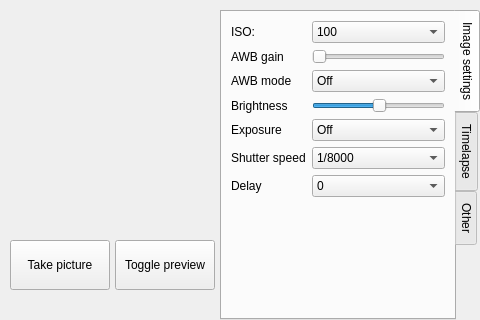
Above: mainwindow.ui from josepalos/picam before the change. Below: the same form after it.
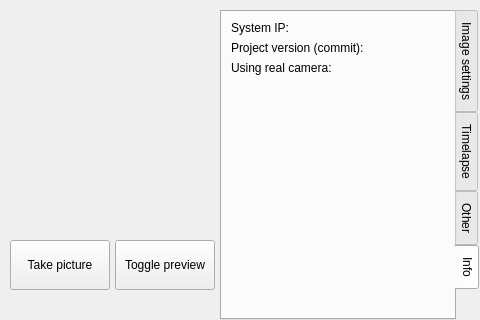
That is the form after the change. The open tabs and pages were chosen to show the change. Custom widgets are drawn as their Qt base class.

Commit message: feat: added an info tab with the ip, the commit, and if it is using a real camera

Diff of the .ui file:
```diff
--- a/mainwindow.ui
+++ b/mainwindow.ui
@@ -697,6 +697,51 @@
      </item>
     </layout>
    </widget>
+   <widget class="QWidget" name="tabInfo">
+    <attribute name="title">
+     <string>Info</string>
+    </attribute>
+    <layout class="QGridLayout" name="gridLayout_5">
+     <item row="0" column="0">
+      <layout class="QVBoxLayout" name="verticalLayout_2">
+       <item>
+        <widget class="QLabel" name="labelIp">
+         <property name="text">
+          <string>System IP:</string>
+         </property>
+        </widget>
+       </item>
+       <item>
+        <widget class="QLabel" name="labelCommit">
+         <property name="text">
+          <string>Project version (commit):</string>
+         </property>
+        </widget>
+       </item>
+       <item>
+        <widget class="QLabel" name="labelRealCamera">
+         <property name="text">
+          <string>Using real camera:</string>
+         </property>
+        </widget>
+       </item>
+       <item>
+        <spacer name="verticalSpacer">
+         <property name="orientation">
+          <enum>Qt::Vertical</enum>
+         </property>
+         <property name="sizeHint" stdset="0">
+          <size>
+           <width>20</width>
+           <height>40</height>
+          </size>
+         </property>
+        </spacer>
+       </item>
+      </layout>
+     </item>
+    </layout>
+   </widget>
   </widget>
   <widget class="ImgViewer" name="widgetImgViewer" native="true">
    <property name="geometry">
```
The commit also changes 3 other files.
